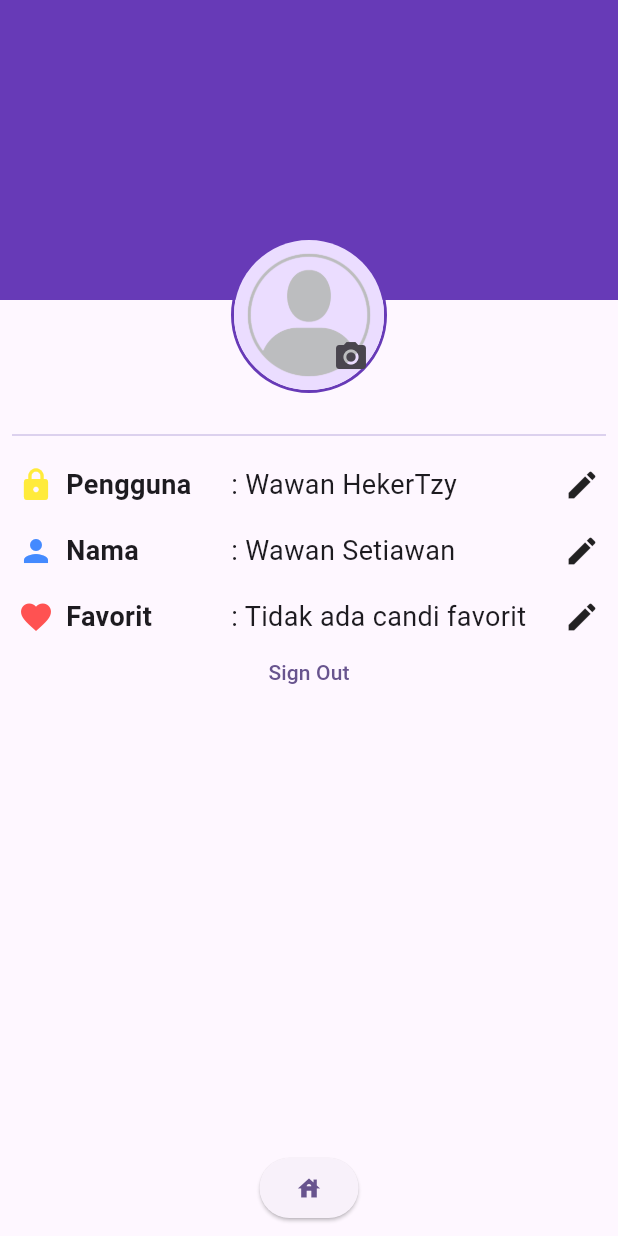
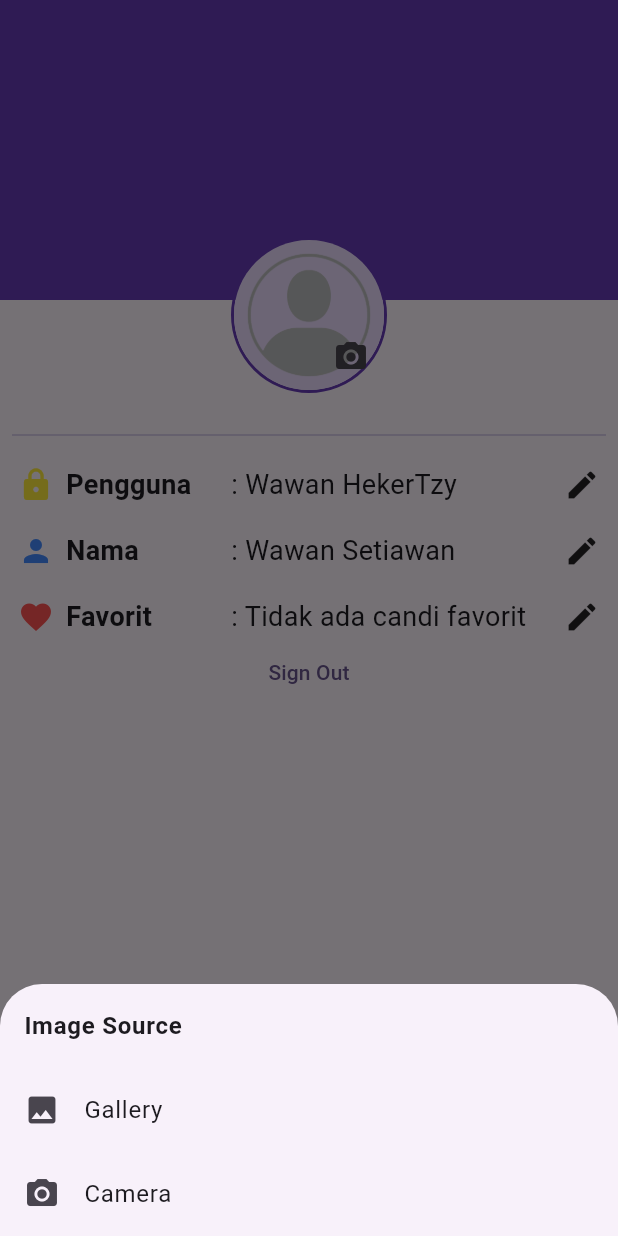
Before and after one commit to ChristianMarcellino/wisata_candi_christian_marcellino, a Flutter app: the ProfileScreen screen opened directly, after a tap on "Sign In", after a tap on the "camera alt" icon, on a phone screen of 412 x 824 dp. Run offline on Flutter 3.47's test engine with Material 3 defaults, Android fonts, the phone set to English and light mode, and no system bars; our stand-ins replace image_picker; network calls fail.

Commit message:
camera integration

```diff
--- a/lib/screen/profile_screen.dart
+++ b/lib/screen/profile_screen.dart
@@ -1,4 +1,8 @@
+import 'dart:io';
+
+import 'package:flutter/foundation.dart';
 import 'package:flutter/material.dart';
+import 'package:image_picker/image_picker.dart';
 import 'package:wisata_candi/screen/detail_screen.dart';
 import 'package:wisata_candi/data/candi_data.dart';
 import 'package:wisata_candi/widget/profile_info_item.dart';
@@ -11,6 +15,52 @@ class ProfileScreen extends StatefulWidget {
 }
 
 class _ProfileScreenState extends State<ProfileScreen> {
+  String _imageFile = "";
+  final picker = ImagePicker();
+  Future<void> _getImage(ImageSource source) async {
+    final pickedFile = await picker.pickImage(source: source);
+    if (pickedFile != null) {
+      setState(() {
+        _imageFile = pickedFile.path;
+      });
+    }
+  }
+
+  void _showPicker() {
+    showModalBottomSheet(
+      context: context,
+      builder: (context) {
+        return Column(
+          mainAxisSize: MainAxisSize.min,
+          children: [
+            ListTile(
+              title: Text(
+                "Image Source",
+                style: TextStyle(fontWeight: FontWeight.bold),
+              ),
+            ),
+            ListTile(
+              leading: Icon(Icons.photo),
+              title: Text("Gallery"),
+              onTap: () {
+                Navigator.of(context).pop();
+                _getImage(ImageSource.gallery);
+              },
+            ),
+            ListTile(
+              leading: Icon(Icons.camera_alt),
+              title: Text("Camera"),
+              onTap: () {
+                Navigator.of(context).pop();
+                _getImage(ImageSource.camera);
+              },
+            ),
+          ],
+        );
+      },
+    );
+  }
+
   bool isSignedIn = false;
   String fullName = "Wawan Setiawan";
   String userName = "Wawan HekerTzy";
@@ -58,15 +108,17 @@ class _ProfileScreenState extends State<ProfileScreen> {
                             shape: BoxShape.circle,
                           ),
                           child: CircleAvatar(
-                            backgroundImage: AssetImage(
-                              'images/placeholder_image.png',
-                            ),
+                            backgroundImage: _imageFile.isNotEmpty
+                                ? kIsWeb
+                                      ? NetworkImage(_imageFile)
+                                      : FileImage(File(_imageFile))
+                                : AssetImage('images/placeholder_image.png'),
                             radius: 50,
                           ),
                         ),
                         if (isSignedIn)
                           IconButton(
-                            onPressed: () {},
+                            onPressed: _showPicker,
                             icon: Icon(
                               Icons.camera_alt,
                               color: Colors.deepPurple[80],
@@ -88,7 +140,7 @@ class _ProfileScreenState extends State<ProfileScreen> {
                         label: "Pengguna",
                         value: userName,
                         iconColor: Colors.yellow,
-                        onEditPressed: (){
+                        onEditPressed: () {
                           debugPrint("wawan");
                         },
                         showEditIcon: true,
@@ -99,7 +151,7 @@ class _ProfileScreenState extends State<ProfileScreen> {
                         label: "Nama",
                         value: fullName,
                         iconColor: Colors.blueAccent,
-                        onEditPressed: (){
+                        onEditPressed: () {
                           debugPrint("wawan");
                         },
                         showEditIcon: true,
@@ -108,9 +160,11 @@ class _ProfileScreenState extends State<ProfileScreen> {
                       ProfileInfoItem(
                         icon: Icons.favorite,
                         label: "Favorit",
-                        value: favCandiCount == 0 ? "Tidak ada candi favorit" : favCandiCount.toString(),
+                        value: favCandiCount == 0
+                            ? "Tidak ada candi favorit"
+                            : favCandiCount.toString(),
                         iconColor: Colors.redAccent,
-                        onEditPressed: (){
+                        onEditPressed: () {
                           debugPrint("wawan");
                         },
                         showEditIcon: true,
--- a/pubspec.yaml
+++ b/pubspec.yaml
@@ -35,6 +35,7 @@ dependencies:
   # Use with the CupertinoIcons class for iOS style icons.
   cupertino_icons: ^1.0.8
   cached_network_image: ^3.4.1
+  image_picker: ^1.2.1
 
 dev_dependencies:
   flutter_test:
```
Also changed, not shown: lib/main.dart (+5 -7 lines), lib/screen/detail_screen.dart (+6 -1 lines), lib/widget/item_card.dart (+8 -5 lines), pubspec.lock, 5 other files.
